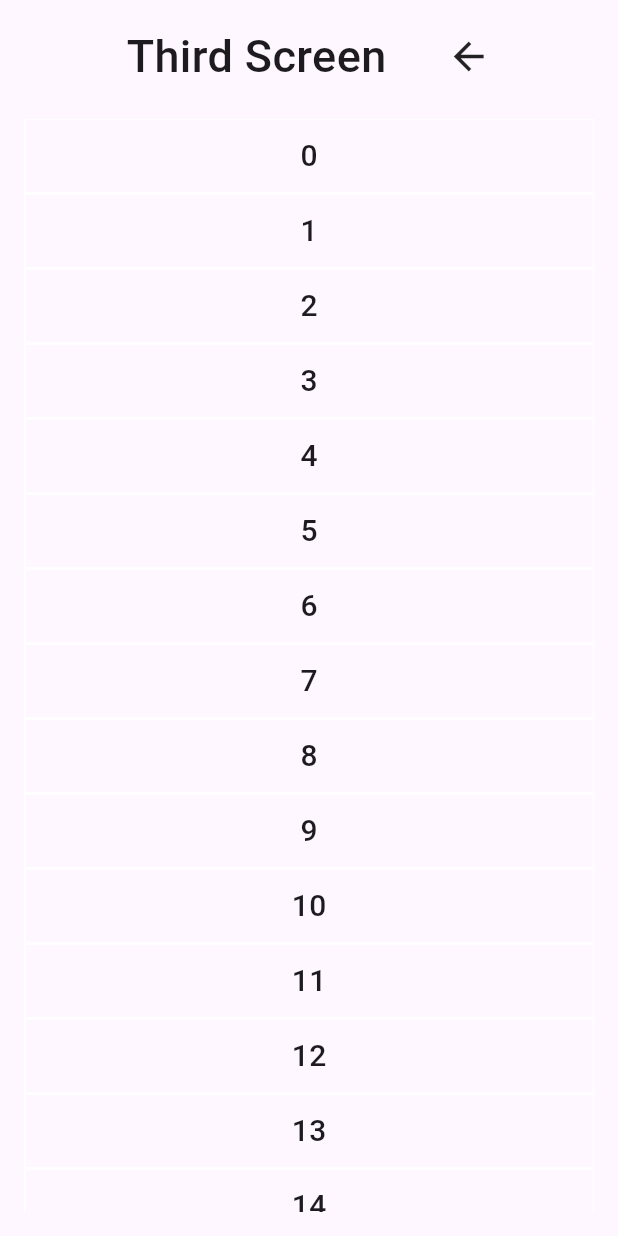
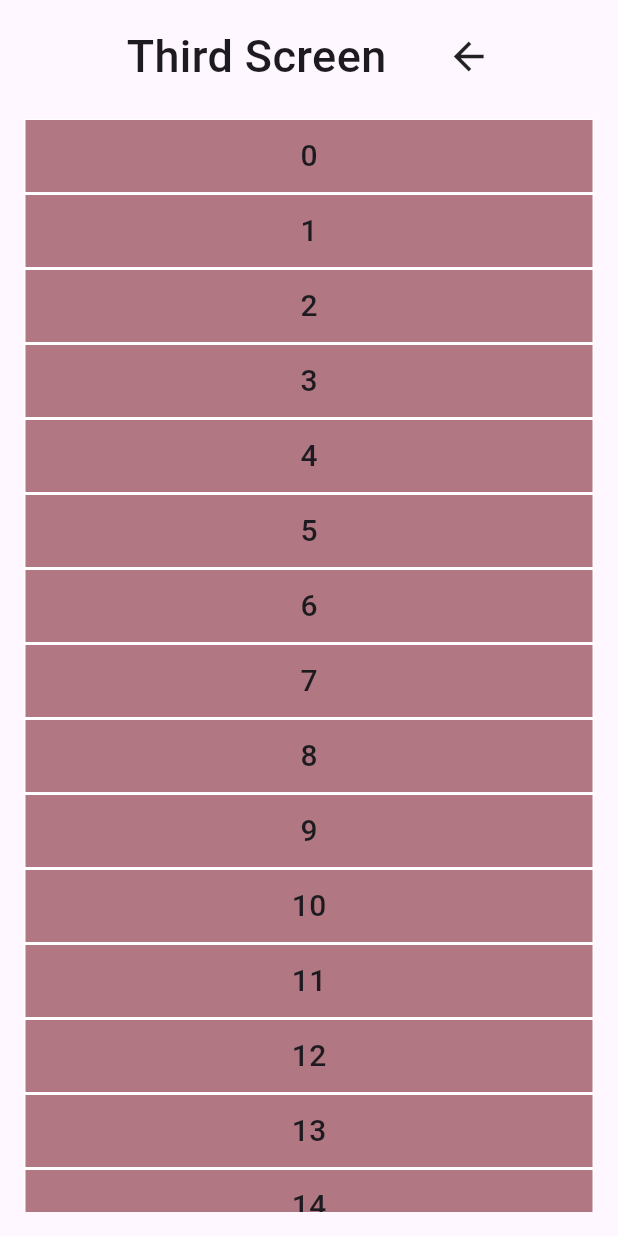
Before and after one commit to Ratndeep1999/daily_practice_of_flutter, a Flutter app: the ThirdScreen screen opened by its route, on a phone screen of 412 x 824 dp. Run offline on Flutter 3.47's test engine with Material 3 defaults, Android fonts, the phone set to English and light mode, and no system bars.

Commit message:
third screen with listview items of random colors and items

```diff
--- a/lib/third_screen.dart
+++ b/lib/third_screen.dart
@@ -40,10 +40,7 @@ class _ThirdScreenState extends State<ThirdScreen> {
                   itemBuilder: (BuildContext context, int index) {
                     return SizedBox(
                       height: 50,
-                      width: MediaQuery
-                          .of(context)
-                          .size
-                          .width,
+                      width: MediaQuery.of(context).size.width,
                       child: DecoratedBox(
                         decoration: BoxDecoration(
                           border: Border.all(color: Colors.white),
@@ -72,7 +69,9 @@ class _ThirdScreenState extends State<ThirdScreen> {
 
   // method to create random color
   Color _randomColor() {
-    Color randomColor = Color(Random().nextInt(0xffffff));
+    debugPrint(Random().nextInt(50).toString());
+    Color randomColor = Color(Random().nextInt(0xFF000000));
+    debugPrint(randomColor.toString());
     return randomColor;
   }
 }
```
